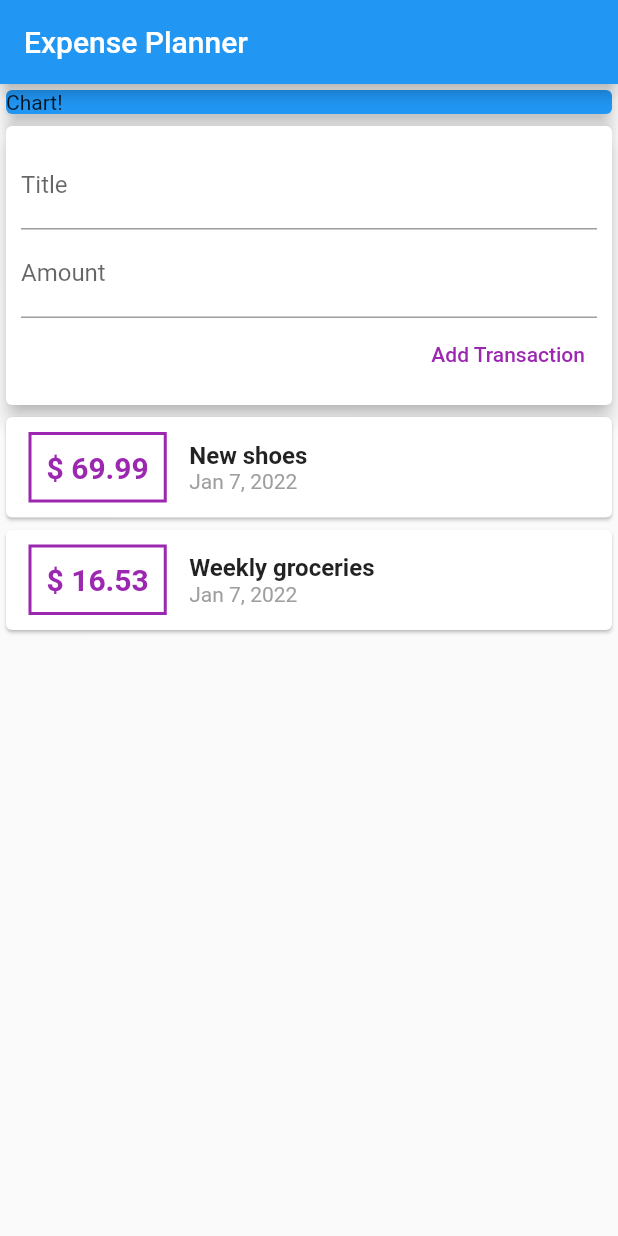
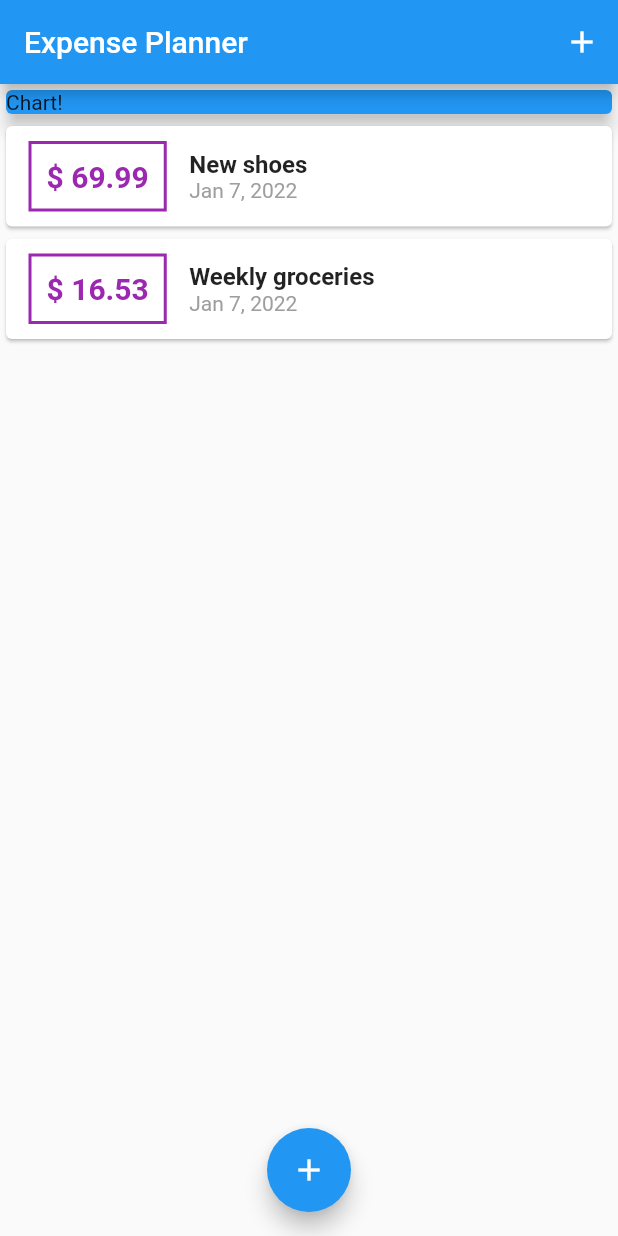
Before and after one commit to kheldar666/flutter-course, a Flutter app: the screen it shows after launch, on a phone screen of 412 x 824 dp. Run offline on Flutter 3.47's test engine with Material 2 defaults, Android fonts, the phone set to English and light mode, and no system bars; our stand-ins replace animated_text_kit, audioplayers, cloud_firestore, firebase_auth, firebase_core, flutter_dotenv and 4 more; accounts and stored records are empty.

```diff
--- a/Expense Planner/expense_planner/lib/main.dart
+++ b/Expense Planner/expense_planner/lib/main.dart
@@ -1,5 +1,7 @@
+import 'package:expense_planner/models/transaction.dart';
 import 'package:expense_planner/widgets/transaction_chart.dart';
-import 'package:expense_planner/widgets/user_transactions.dart';
+import 'package:expense_planner/widgets/transaction_form.dart';
+import 'package:expense_planner/widgets/transaction_list.dart';
 import 'package:flutter/material.dart';
 
 void main() => runApp(const MyApp());
@@ -12,27 +14,86 @@ class MyApp extends StatelessWidget {
     return const MaterialApp(
       title: 'Flutter Demo',
       home: MyHomePage(),
+      //debugShowCheckedModeBanner: false,
     );
   }
 }
 
-class MyHomePage extends StatelessWidget {
+class MyHomePage extends StatefulWidget {
   const MyHomePage({Key? key}) : super(key: key);
+
+  @override
+  State<MyHomePage> createState() => _MyHomePageState();
+}
+
+class _MyHomePageState extends State<MyHomePage> {
+  final List<Transaction> _userTransactions = [
+    Transaction(
+      id: 't1',
+      title: 'New shoes',
+      amount: 69.99,
+      date: DateTime.now(),
+    ),
+    Transaction(
+      id: 't2',
+      title: 'Weekly groceries',
+      amount: 16.53,
+      date: DateTime.now(),
+    ),
+  ];
+
+  void _addNewTransaction(String txTitle, double txAmount) {
+    Transaction newTransaction = Transaction(
+      id: DateTime.now().toString(),
+      title: txTitle,
+      amount: txAmount,
+      date: DateTime.now(),
+    );
+
+    setState(() {
+      _userTransactions.add(newTransaction);
+    });
+  }
+
+  void _displayTransactionForm(BuildContext ctx) {
+    showModalBottomSheet(
+      context: ctx,
+      builder: (_) {
+        return GestureDetector(
+          // Avoid close the form when you Tap on it
+          child: TransactionForm(callback: _addNewTransaction),
+          onTap: () {},
+          behavior: HitTestBehavior.opaque,
+        );
+      },
+    );
+  }
 
   @override
   Widget build(BuildContext context) {
     return Scaffold(
       appBar: AppBar(
         title: const Text('Expense Planner'),
+        actions: [
+          IconButton(
+            onPressed: () => _displayTransactionForm(context),
+            icon: const Icon(Icons.add),
+          )
+        ],
       ),
       body: SingleChildScrollView(
         child: Column(
-          children: const [
-            TransactionChart(),
-            UserTransactions(),
+          children: [
+            const TransactionChart(),
+            TransactionList(_userTransactions),
           ],
         ),
       ),
+      floatingActionButton: FloatingActionButton(
+        child: const Icon(Icons.add),
+        onPressed: () => _displayTransactionForm(context),
+      ),
+      floatingActionButtonLocation: FloatingActionButtonLocation.centerFloat,
     );
   }
 }
--- a/Expense Planner/expense_planner/lib/widgets/user_transactions.dart
+++ /dev/null
@@ -1,53 +0,0 @@
-import 'package:expense_planner/models/transaction.dart';
-import 'package:expense_planner/widgets/transaction_form.dart';
-import 'package:expense_planner/widgets/transaction_list.dart';
-import 'package:flutter/material.dart';
-
-class UserTransactions extends StatefulWidget {
-  const UserTransactions({Key? key}) : super(key: key);
-
-  @override
-  _UserTransactionsState createState() => _UserTransactionsState();
-}
-
-class _UserTransactionsState extends State<UserTransactions> {
-  final List<Transaction> _userTransactions = [
-    Transaction(
-      id: 't1',
-      title: 'New shoes',
-      amount: 69.99,
-      date: DateTime.now(),
-    ),
-    Transaction(
-      id: 't2',
-      title: 'Weekly groceries',
-      amount: 16.53,
-      date: DateTime.now(),
-    ),
-  ];
-
-  void _addNewTransaction(String txTitle, double txAmount) {
-    Transaction newTransaction = Transaction(
-      id: DateTime.now().toString(),
-      title: txTitle,
-      amount: txAmount,
-      date: DateTime.now(),
-    );
-
-    setState(() {
-      _userTransactions.add(newTransaction);
-    });
-  }
-
-  @override
-  Widget build(BuildContext context) {
-    return Column(
-      children: [
-        TransactionForm(
-          callback: _addNewTransaction,
-        ),
-        TransactionList(_userTransactions),
-      ],
-    );
-  }
-}
```
Also changed, not shown: Expense Planner/expense_planner/lib/widgets/transaction_form.dart (+9 -3 lines).
